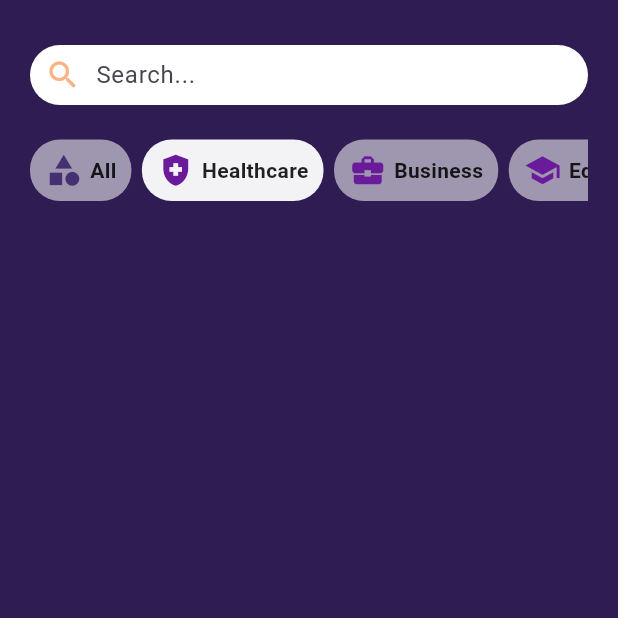
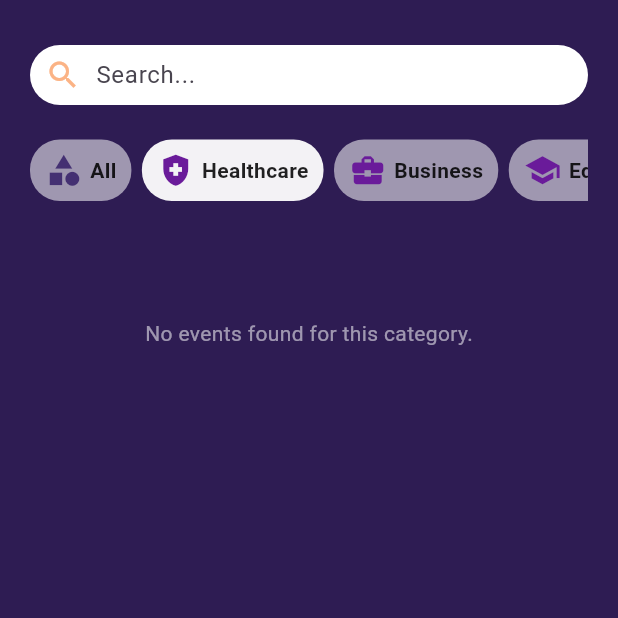
Before and after one commit to LCCastillo03/f_project_mobile, a Flutter app: the EventListPage screen opened directly, after a tap on "Healthcare", on a phone screen of 412 x 824 dp, the top half of it. Run offline on Flutter 3.47's test engine with Material 3 defaults, Android fonts, the light colour scheme and no system bars; our stand-ins replace flutter_svg, get, table_calendar.

Commit message:
deleted unused subscription controller, switched to getmaterialapp, added no events visualization for event list page, fixed home page to show only subscribed events & render past events correctly

```diff
--- a/lib/controllers/events_controller.dart
+++ b/lib/controllers/events_controller.dart
@@ -31,6 +31,7 @@ class EventsController extends GetxController {
               'This event has reached its maximum capacity',
               backgroundColor: Colors.red,
               colorText: Colors.white,
+              margin: EdgeInsets.all(10),
               snackPosition: SnackPosition.BOTTOM);
           return false;
         }
@@ -82,9 +83,15 @@ class EventsController extends GetxController {
     return false;
   }
 
-  List getTimeEvents(bool isPast) {
+  List getSubscribedEvents() {
     return events
-        .where((event) => (isPast ? event.isPast() : !event.isPast()))
+        .asMap()
+        .entries
+        .where((entry) => entry.value.subscribed == true)
+        .map((entry) => {
+              "index": entry.key, // Original index before filtering
+              "event": entry.value // Event object
+            })
         .toList();
   }
 
--- a/lib/data/repositories/events_repository.dart
+++ b/lib/data/repositories/events_repository.dart
@@ -23,6 +23,7 @@ List<EventModel> eventsRepo = [
     'category': 'Business',
     'maxParticipants': 20,
     'subscribedParticipants': 2,
+    'subscribed': true,
     'location': 'Universidad del Norte',
     'avgRating': 4.3,
     'schedule': [
@@ -55,6 +56,7 @@ List<EventModel> eventsRepo = [
     'maxParticipants': 100,
     'subscribedParticipants': 50,
     'location': 'Centro Médico Internacional, Barranquilla',
+    'subscribed': true,
     'avgRating': 3.9,
     'schedule': [
       {
@@ -122,7 +124,7 @@ List<EventModel> eventsRepo = [
         'This transformative workshop will introduce attendees to the art of mindfulness, providing practical techniques for stress reduction, emotional balance, and personal growth.',
     'category': 'Personal Growth',
     'maxParticipants': 50,
-    'subscribedParticipants': 35,
+    'subscribedParticipants': 50,
     'location': 'Yoga Studio Barranquilla',
     'avgRating': 0,
     'schedule': [
@@ -155,6 +157,7 @@ List<EventModel> eventsRepo = [
     'name': 'Innovative Education Summit',
     'author': 'Laura Rodríguez',
     'date': '2025-08-05T14:00:00.000Z',
+    'subscribed': true,
     'description':
         'This summit brings together educators, technologists, and policy experts to reimagine the future of learning. Discuss innovative teaching methods, the integration of technology in education, and strategies to foster creativity and critical thinking in students. Participants will explore how to bridge gaps in education accessibility and create systems that empower learners of all ages.',
     'category': 'Education',
--- a/lib/domain/models/event_model.dart
+++ b/lib/domain/models/event_model.dart
@@ -46,6 +46,7 @@ class EventModel {
       category: json['category'],
       maxParticipants: json['maxParticipants'],
       subscribedParticipants: json['subscribedParticipants'],
+      subscribed: json['subscribed'] ?? false,
       location: json['location'],
       avgRating: (json['avgRating'] as num?)?.toDouble(),
       schedule: (json['schedule'] ?? [])
--- a/lib/main.dart
+++ b/lib/main.dart
@@ -16,7 +16,7 @@ class MyApp extends StatelessWidget {
     Get.put(FeedbackController());
     Get.put(EventsController());
 
-    return MaterialApp(
+    return GetMaterialApp(
       debugShowCheckedModeBanner: false,
       home: NavigationController(),
     );
--- a/lib/presentation/pages/event_list_page.dart
+++ b/lib/presentation/pages/event_list_page.dart
@@ -120,6 +120,14 @@ Widget _buildEventView() {
       if (pastEvents.isNotEmpty) ...[
         _buildEventSublist("Past Events", pastEvents)
       ],
+      if (futureEvents.isEmpty && pastEvents.isEmpty) ...[
+        SizedBox(height: 30),
+        Text(
+          'No events found for this category.',
+          style: TextStyle(color: Colors.white54),
+        ),
+      ],
+      SizedBox(height: 30),
     ],
   );
 }
--- a/lib/presentation/pages/home_page.dart
+++ b/lib/presentation/pages/home_page.dart
@@ -22,7 +22,7 @@ class HomePage extends StatelessWidget {
       backgroundColor: Colors.white,
       body: SafeArea(
         child: Obx(() {
-          final events = controller.events;
+          final events = controller.getSubscribedEvents();
 
           return Column(
             children: [
@@ -37,7 +37,7 @@ class HomePage extends StatelessWidget {
                       const SizedBox(height: 16),
                       // Cronograma del evento visible
                       if (events.isNotEmpty)
-                        EventScheduleWidget(event: events[currentPage.value]),
+                        EventScheduleWidget(event: events[currentPage.value]["event"]),
                     ],
                   ),
                 ),
@@ -92,7 +92,7 @@ class HomePage extends StatelessWidget {
     );
   }
 
-  Widget _buildEventTarget(BuildContext context, List<EventModel> events) {
+  Widget _buildEventTarget(BuildContext context, List<dynamic> events) {
     return LayoutBuilder(
       builder: (context, constraints) {
         return SizedBox(
@@ -106,7 +106,7 @@ class HomePage extends StatelessWidget {
               return Center(
                 child: SizedBox(
                   width: constraints.maxWidth * 0.7,
-                  child: EventCard(index: index),
+                  child: EventCard(index: events[index]["index"]),
                 ),
               );
             },
--- a/lib/presentation/widgets/event_card.dart
+++ b/lib/presentation/widgets/event_card.dart
@@ -2,20 +2,22 @@ import 'package:flutter/material.dart';
 import 'package:get/get.dart';
 import 'package:intl/intl.dart';
 import 'package:project/controllers/events_controller.dart';
+import 'package:project/controllers/feedback_controllers.dart';
 import 'package:project/utils.dart';
 
 class EventCard extends StatelessWidget {
   final int index;
-  final EventsController controller = Get.find();
+  final EventsController evController = Get.find();
+  final FeedbackController fbController = Get.find();
 
   EventCard({super.key, required this.index});
 
   @override
   Widget build(BuildContext context) {
     return Obx(() {
-      final event = controller.events[index];
+      final event = evController.events[index];
       return GestureDetector(
-        onTap: () => controller.navigateTo(context, index),
+        onTap: () => evController.navigateTo(context, index),
         child: Container(
           width: 300,
           height: 360,
@@ -93,15 +95,17 @@ class EventCard extends StatelessWidget {
                             ),
                           ),
                           GestureDetector(
-                            onTap: () => controller.toggleSubscription(index),
+                            onTap: () {
+                              event.isPast()
+                                  ? fbController.navigateTo(context, event)
+                                  : evController.toggleSubscription(index);
+                            },
                             child: Icon(
-                              controller.events[index].subscribed
-                                  ? Icons.favorite
-                                  : Icons.favorite_border,
+                              event.isPast() ? Icons.comment : Icons.favorite,
                               color: Colors.purple,
                               size: 24,
                             ),
-                          ),
+                          )
                         ],
                       ),
                       Text(
--- a/lib/presentation/widgets/event_details_h.dart
+++ b/lib/presentation/widgets/event_details_h.dart
@@ -35,7 +35,7 @@ class EventDetailsH extends StatelessWidget {
             boxShadow: [
               BoxShadow(
                 color: const Color.fromRGBO(
-                    94, 37, 154, 0.05), // Using RGBA instead of withOpacity
+                    94, 37, 154, 0.05),
                 blurRadius: 10,
                 offset: const Offset(0, 4),
               ),
@@ -72,8 +72,9 @@ class EventDetailsH extends StatelessWidget {
                         clipText('By ${event.author}', 26),
                         style: const TextStyle(
                           color: Color.fromRGBO(94, 37, 154,
-                              0.8), // Using RGBA instead of withOpacity
+                              0.8),
                           fontSize: 14,
+                          fontWeight: FontWeight.w600,
                         ),
                       ),
                       const SizedBox(height: 6),
@@ -94,6 +95,7 @@ class EventDetailsH extends StatelessWidget {
                               color: Color.fromRGBO(94, 37, 154,
                                   0.7), // Using RGBA instead of withOpacity
                               fontSize: 14,
+                              fontWeight: FontWeight.w600,
                             ),
                           ),
                         ],
```
Also changed, not shown: lib/controllers/subscription_controller.dart (deleted, +0 -14 lines).
